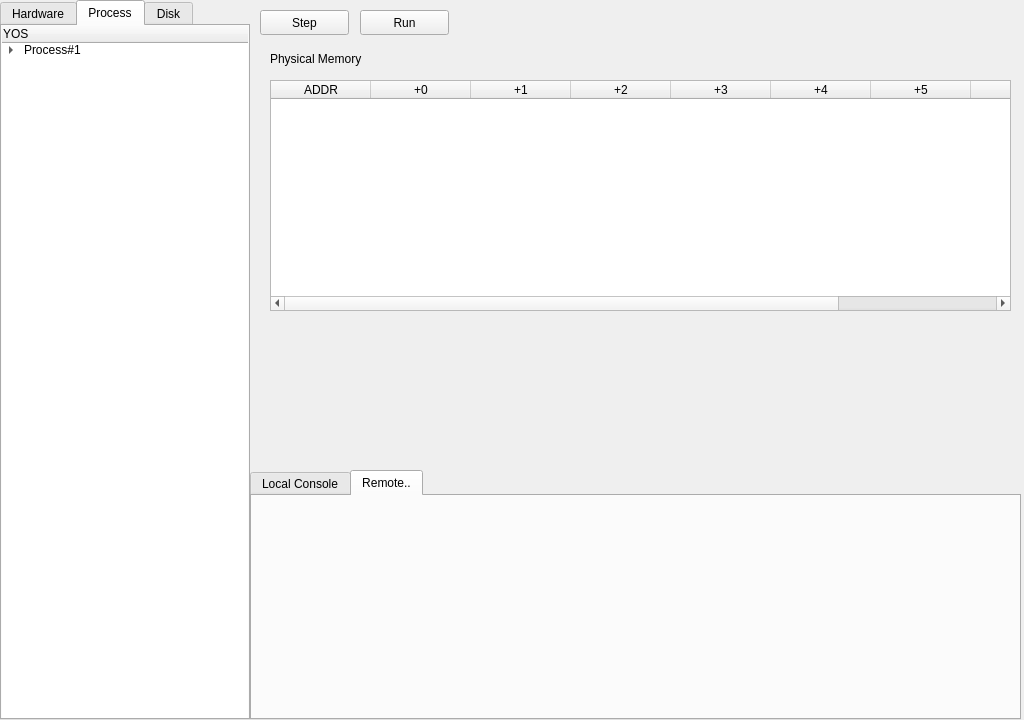
Before: the Qt Designer form mainwindow.ui in AuCson/Y86-OS-Simulator, drawn with Qt 5.
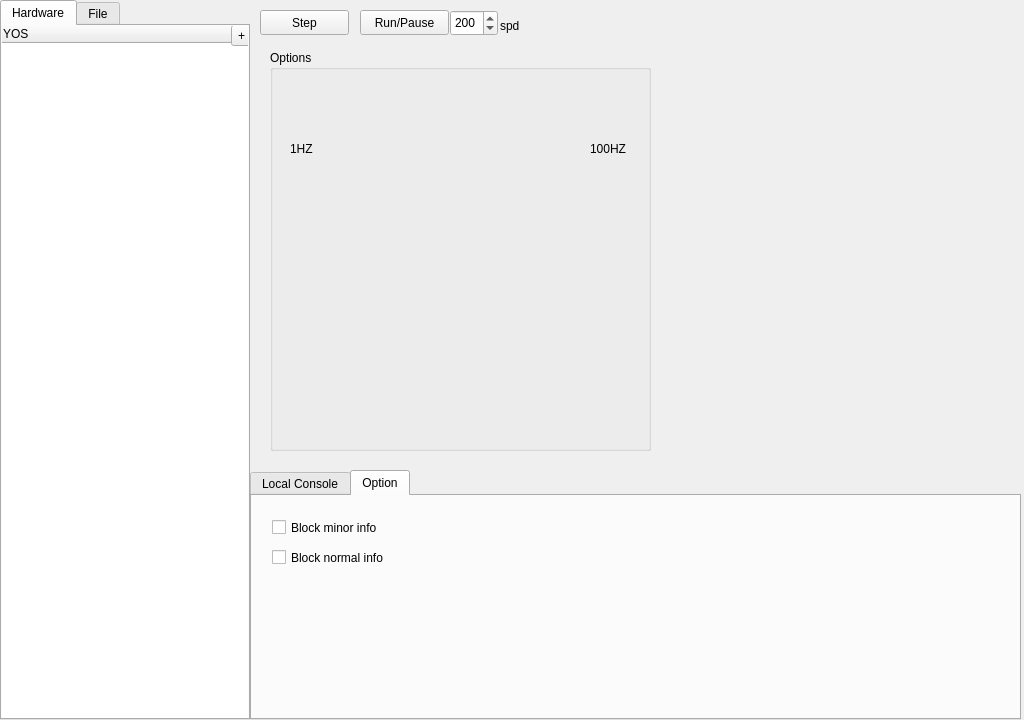
After: the same form once the commit is applied. The open tabs and pages were chosen to show the change.

```diff
--- a/mainwindow.ui
+++ b/mainwindow.ui
@@ -78,8 +78,34 @@
     </widget>
     <widget class="QWidget" name="Remote">
      <attribute name="title">
-      <string>Remote..</string>
+      <string>Option</string>
      </attribute>
+     <widget class="QCheckBox" name="checkBox">
+      <property name="geometry">
+       <rect>
+        <x>20</x>
+        <y>20</y>
+        <width>131</width>
+        <height>23</height>
+       </rect>
+      </property>
+      <property name="text">
+       <string>Block minor info</string>
+      </property>
+     </widget>
+     <widget class="QCheckBox" name="checkBox_2">
+      <property name="geometry">
+       <rect>
+        <x>20</x>
+        <y>50</y>
+        <width>141</width>
+        <height>23</height>
+       </rect>
+      </property>
+      <property name="text">
+       <string>Block normal info</string>
+      </property>
+     </widget>
     </widget>
    </widget>
    <widget class="QTabWidget" name="Side">
@@ -112,11 +138,6 @@
         <string>YOS</string>
        </property>
       </column>
-      <item>
-       <property name="text">
-        <string>DRAM</string>
-       </property>
-      </item>
      </widget>
      <widget class="QToolButton" name="add_cpu">
       <property name="geometry">
@@ -132,39 +153,9 @@
       </property>
      </widget>
     </widget>
-    <widget class="QWidget" name="tab_4">
-     <attribute name="title">
-      <string>Process</string>
-     </attribute>
-     <widget class="QTreeWidget" name="treeWidget_2">
-      <property name="geometry">
-       <rect>
-        <x>-2</x>
-        <y>-2</y>
-        <width>250</width>
-        <height>720</height>
-       </rect>
-      </property>
-      <column>
-       <property name="text">
-        <string>YOS</string>
-       </property>
-      </column>
-      <item>
-       <property name="text">
-        <string>Process#1</string>
-       </property>
-       <item>
-        <property name="text">
-         <string>VM</string>
-        </property>
-       </item>
-      </item>
-     </widget>
-    </widget>
     <widget class="QWidget" name="tab">
      <attribute name="title">
-      <string>Disk</string>
+      <string>File</string>
      </attribute>
      <widget class="QListWidget" name="list_file">
       <property name="geometry">
@@ -217,73 +208,44 @@
      <number>2</number>
     </property>
     <widget class="QWidget" name="page_3">
-     <widget class="QTableWidget" name="tableWidget_2">
-      <property name="geometry">
-       <rect>
-        <x>10</x>
-        <y>50</y>
-        <width>741</width>
-        <height>231</height>
-       </rect>
-      </property>
-      <column>
-       <property name="text">
-        <string>ADDR</string>
-       </property>
-      </column>
-      <column>
-       <property name="text">
-        <string>+0</string>
-       </property>
-      </column>
-      <column>
-       <property name="text">
-        <string>+1</string>
-       </property>
-      </column>
-      <column>
-       <property name="text">
-        <string>+2</string>
-       </property>
-      </column>
-      <column>
-       <property name="text">
-        <string>+3</string>
-       </property>
-      </column>
-      <column>
-       <property name="text">
-        <string>+4</string>
-       </property>
-      </column>
-      <column>
-       <property name="text">
-        <string>+5</string>
-       </property>
-      </column>
-      <column>
-       <property name="text">
-        <string>+6</string>
-       </property>
-      </column>
-      <column>
-       <property name="text">
-        <string>+7</string>
-       </property>
-      </column>
-     </widget>
-     <widget class="QLabel" name="label">
+     <widget class="QGroupBox" name="groupBox_2">
       <property name="geometry">
        <rect>
         <x>10</x>
         <y>20</y>
-        <width>141</width>
-        <height>17</height>
+        <width>381</width>
+        <height>401</height>
        </rect>
       </property>
-      <property name="text">
-       <string>Physical Memory</string>
+      <property name="title">
+       <string>Options</string>
       </property>
+      <widget class="QLabel" name="label_8">
+       <property name="geometry">
+        <rect>
+         <x>320</x>
+         <y>90</y>
+         <width>51</width>
+         <height>17</height>
+        </rect>
+       </property>
+       <property name="text">
+        <string>100HZ</string>
+       </property>
+      </widget>
+      <widget class="QLabel" name="label_14">
+       <property name="geometry">
+        <rect>
+         <x>20</x>
+         <y>90</y>
+         <width>67</width>
+         <height>17</height>
+        </rect>
+       </property>
+       <property name="text">
+        <string>1HZ</string>
+       </property>
+      </widget>
      </widget>
     </widget>
     <widget class="QWidget" name="page_4">
@@ -733,7 +695,36 @@
      </rect>
     </property>
     <property name="text">
-     <string>Run</string>
+     <string>Run/Pause</string>
+    </property>
+   </widget>
+   <widget class="QSpinBox" name="s_speed">
+    <property name="geometry">
+     <rect>
+      <x>450</x>
+      <y>10</y>
+      <width>48</width>
+      <height>26</height>
+     </rect>
+    </property>
+    <property name="maximum">
+     <number>10000</number>
+    </property>
+    <property name="value">
+     <number>200</number>
+    </property>
+   </widget>
+   <widget class="QLabel" name="label">
+    <property name="geometry">
+     <rect>
+      <x>500</x>
+      <y>10</y>
+      <width>67</width>
+      <height>31</height>
+     </rect>
+    </property>
+    <property name="text">
+     <string>spd</string>
     </property>
    </widget>
   </widget>
```
Left out of the diff: 61 changed lines with no effect on the pictures.
